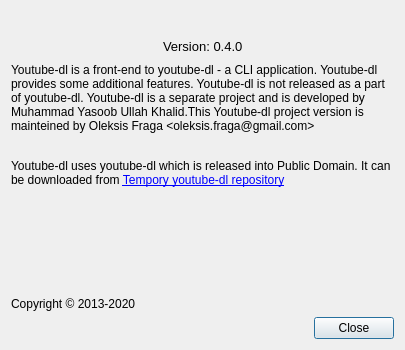
The window that resources/about-dialog.ui (yasoob/youtube-dl-GUI) describes before a commit, drawn with Qt 5.
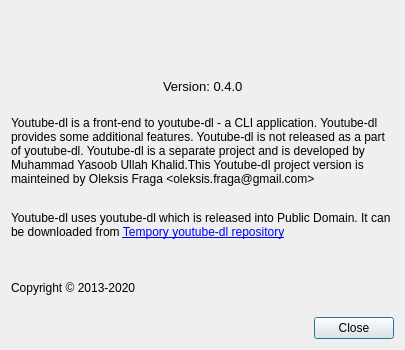
The same window after the commit. Icons and pictures are not drawn.

Commit message: Update main and AboutDialog

What changed in the file:
```diff
--- a/resources/about-dialog.ui
+++ b/resources/about-dialog.ui
@@ -138,8 +138,8 @@
      </property>
      <property name="sizeHint" stdset="0">
       <size>
-       <width>20</width>
-       <height>20</height>
+       <width>10</width>
+       <height>10</height>
       </size>
      </property>
     </spacer>
@@ -168,10 +168,13 @@
      <property name="orientation">
       <enum>Qt::Vertical</enum>
      </property>
+     <property name="sizeType">
+      <enum>QSizePolicy::Fixed</enum>
+     </property>
      <property name="sizeHint" stdset="0">
       <size>
-       <width>20</width>
-       <height>40</height>
+       <width>10</width>
+       <height>10</height>
       </size>
      </property>
     </spacer>
```
The commit also changes 2 other files.
